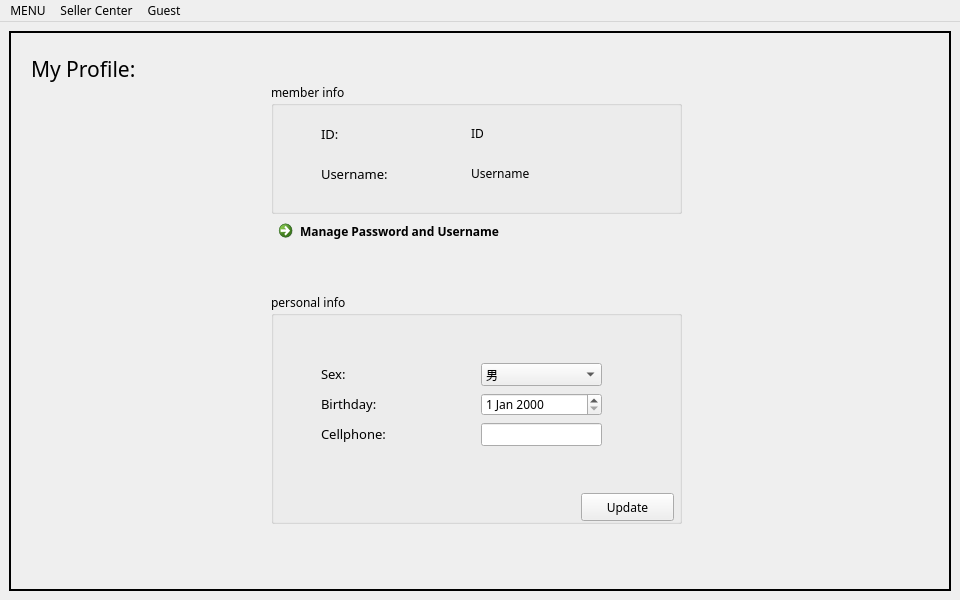
This is mainwindow.ui in freefrit/AOOP_DogeShop as Qt 5 draws it before an edit. The edited form follows.
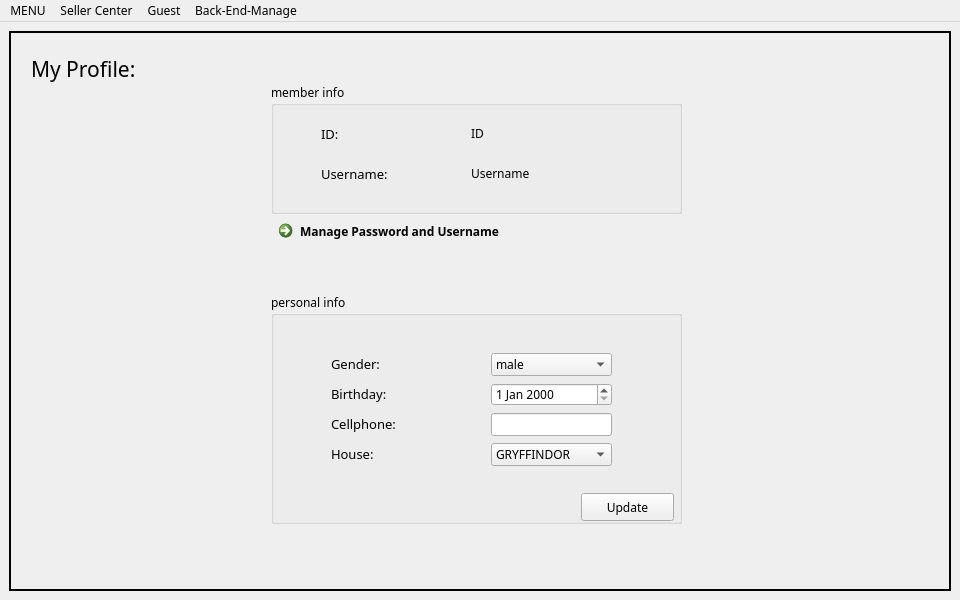
This is the edited form. The open tabs and pages were chosen to show the change.

Diff of the .ui file:
```diff
--- a/mainwindow.ui
+++ b/mainwindow.ui
@@ -2,6 +2,9 @@
 <ui version="4.0">
  <class>MainWindow</class>
  <widget class="QMainWindow" name="MainWindow">
+  <property name="enabled">
+   <bool>true</bool>
+  </property>
   <property name="geometry">
    <rect>
     <x>0</x>
@@ -10,6 +13,12 @@
     <height>600</height>
    </rect>
   </property>
+  <property name="sizePolicy">
+   <sizepolicy hsizetype="Fixed" vsizetype="Fixed">
+    <horstretch>0</horstretch>
+    <verstretch>0</verstretch>
+   </sizepolicy>
+  </property>
   <property name="font">
    <font>
     <family>MV Boli</family>
@@ -111,8 +120,8 @@
         <widget class="QDateEdit" name="dateEdit">
          <property name="geometry">
           <rect>
-           <x>210</x>
-           <y>100</y>
+           <x>220</x>
+           <y>90</y>
            <width>121</width>
            <height>23</height>
           </rect>
@@ -121,8 +130,8 @@
         <widget class="QLabel" name="label_c_cellphone">
          <property name="geometry">
           <rect>
-           <x>50</x>
-           <y>130</y>
+           <x>60</x>
+           <y>120</y>
            <width>77</width>
            <height>22</height>
           </rect>
@@ -140,18 +149,18 @@
         <widget class="QComboBox" name="comboBox_sex">
          <property name="geometry">
           <rect>
-           <x>210</x>
-           <y>70</y>
+           <x>220</x>
+           <y>60</y>
            <width>121</width>
            <height>23</height>
           </rect>
          </property>
          <property name="currentText">
-          <string>男</string>
+          <string>male</string>
          </property>
          <item>
           <property name="text">
-           <string>男</string>
+           <string>male</string>
           </property>
          </item>
          <item>
@@ -168,9 +177,9 @@
         <widget class="QLabel" name="label_c_sex">
          <property name="geometry">
           <rect>
-           <x>50</x>
-           <y>70</y>
-           <width>32</width>
+           <x>60</x>
+           <y>60</y>
+           <width>61</width>
            <height>22</height>
           </rect>
          </property>
@@ -181,14 +190,14 @@
           </font>
          </property>
          <property name="text">
-          <string>Sex:</string>
+          <string>Gender:</string>
          </property>
         </widget>
         <widget class="QLabel" name="label_c_birthday">
          <property name="geometry">
           <rect>
-           <x>50</x>
-           <y>100</y>
+           <x>60</x>
+           <y>90</y>
            <width>71</width>
            <height>22</height>
           </rect>
@@ -206,8 +215,8 @@
         <widget class="QLineEdit" name="lineEdit_2">
          <property name="geometry">
           <rect>
-           <x>210</x>
-           <y>130</y>
+           <x>220</x>
+           <y>120</y>
            <width>121</width>
            <height>23</height>
           </rect>
@@ -229,6 +238,55 @@
           <string>Update</string>
          </property>
         </widget>
+        <widget class="QLabel" name="label_c_cellphone_2">
+         <property name="geometry">
+          <rect>
+           <x>60</x>
+           <y>150</y>
+           <width>77</width>
+           <height>22</height>
+          </rect>
+         </property>
+         <property name="font">
+          <font>
+           <family>MV Boli</family>
+           <pointsize>10</pointsize>
+          </font>
+         </property>
+         <property name="text">
+          <string>House:</string>
+         </property>
+        </widget>
+        <widget class="QComboBox" name="comboBox_house">
+         <property name="geometry">
+          <rect>
+           <x>220</x>
+           <y>150</y>
+           <width>121</width>
+           <height>23</height>
+          </rect>
+         </property>
+         <item>
+          <property name="text">
+           <string>GRYFFINDOR</string>
+          </property>
+         </item>
+         <item>
+          <property name="text">
+           <string>RAVENCLAW</string>
+          </property>
+         </item>
+         <item>
+          <property name="text">
+           <string>HUFFLEPUFF</string>
+          </property>
+         </item>
+         <item>
+          <property name="text">
+           <string>SLYTHERIN</string>
+          </property>
+         </item>
+        </widget>
        </widget>
        <widget class="QGroupBox" name="groupBox_2">
         <property name="geometry">
@@ -415,9 +473,21 @@
     <addaction name="actionLogin"/>
     <addaction name="actionSignup"/>
    </widget>
+   <widget class="QMenu" name="menuBack_End_Manage">
+    <property name="title">
+     <string>Back-End-Manage</string>
+    </property>
+    <addaction name="actionCustomer_List"/>
+    <addaction name="actionStaff_List"/>
+    <addaction name="separator"/>
+    <addaction name="actionAuthorization_Code"/>
+    <addaction name="separator"/>
+    <addaction name="actionLog_Out"/>
+   </widget>
    <addaction name="menuCustomer_Center"/>
    <addaction name="menuSeller_Center"/>
    <addaction name="menuGuest"/>
+   <addaction name="menuBack_End_Manage"/>
   </widget>
   <action name="actionLogin">
    <property name="text">
```
Left out of the diff: 36 changed lines with no effect on the pictures.
